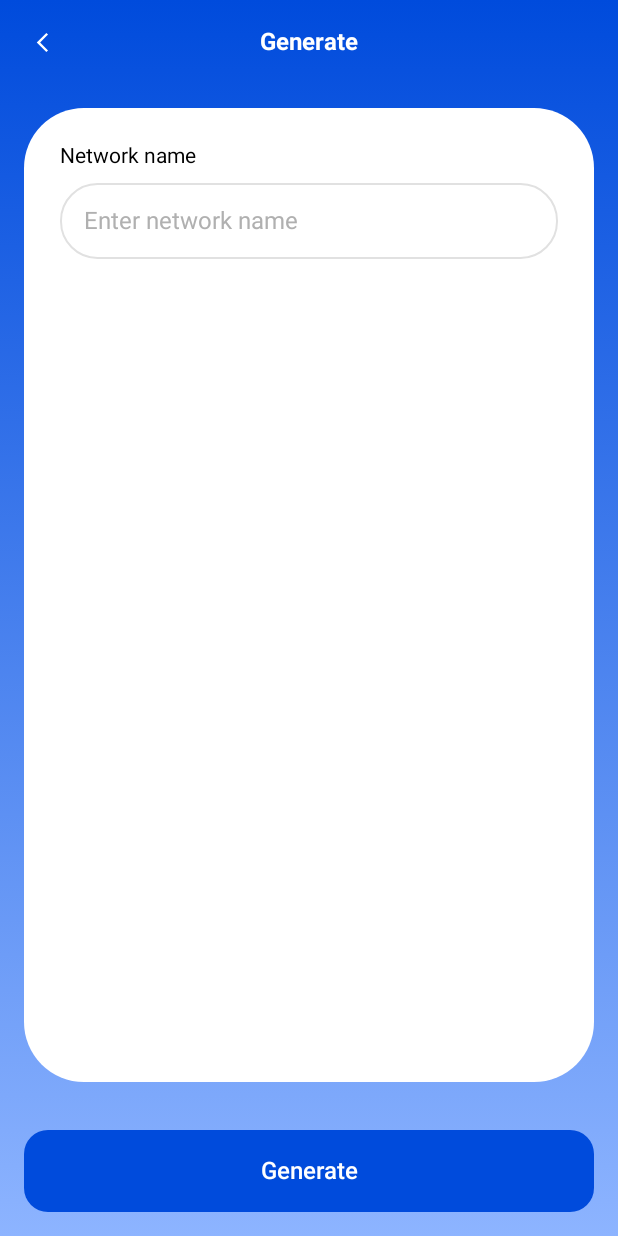
After one commit to Phong-Kaster/Quick-Response-Code, an Android app built with Jetpack Compose: the QrGenerateFragment screen opened through its navigation route, on a phone screen of 412 x 824 dp. The commit adds this screen. Run offline under Robolectric (Android 15) with nearby library versions, the phone set to English and light mode, and no system bars; our stand-ins replace Dagger/Hilt's generated code; libraries missing offline, so code that uses them is left out: androidx.camera.core, androidx.camera.lifecycle, androidx.camera.view, com.google.mlkit.vision; 1 statement that could not run was skipped.

Commit message:
feature: create Generate screen

```diff
--- /dev/null
+++ b/app/src/main/java/com/example/quickresponsecode/data/enums/SecurityLevel.kt
@@ -0,0 +1,12 @@
+package com.example.quickresponsecode.data.enums
+
+import androidx.annotation.StringRes
+import com.example.quickresponsecode.R
+
+enum class SecurityLevel(
+    @StringRes val text: Int,
+){
+    WPAWPA2(text = R.string.wpa_wpa_2),
+    WEP(text = R.string.wep),
+    NONE(text = R.string.none),
+}
--- /dev/null
+++ b/app/src/main/java/com/example/quickresponsecode/ui/fragment/qrgenerate/QrGenerateFragment.kt
@@ -0,0 +1,168 @@
+package com.example.quickresponsecode.ui.fragment.qrgenerate
+
+import androidx.compose.foundation.ExperimentalFoundationApi
+import androidx.compose.foundation.background
+import androidx.compose.foundation.border
+import androidx.compose.foundation.layout.Arrangement
+import androidx.compose.foundation.layout.Column
+import androidx.compose.foundation.layout.Row
+import androidx.compose.foundation.layout.Spacer
+import androidx.compose.foundation.layout.fillMaxSize
+import androidx.compose.foundation.layout.fillMaxWidth
+import androidx.compose.foundation.layout.height
+import androidx.compose.foundation.layout.padding
+import androidx.compose.foundation.shape.RoundedCornerShape
+import androidx.compose.foundation.text.BasicTextField
+import androidx.compose.foundation.text2.input.TextFieldLineLimits
+import androidx.compose.material3.Button
+import androidx.compose.material3.ButtonColors
+import androidx.compose.material3.ButtonDefaults
+import androidx.compose.material3.ButtonElevation
+import androidx.compose.material3.Text
+import androidx.compose.runtime.Composable
+import androidx.compose.ui.Alignment
+import androidx.compose.ui.Modifier
+import androidx.compose.ui.draw.clip
+import androidx.compose.ui.graphics.Brush
+import androidx.compose.ui.graphics.Color
+import androidx.compose.ui.graphics.SolidColor
+import androidx.compose.ui.res.stringResource
+import androidx.compose.ui.text.TextStyle
+import androidx.compose.ui.text.font.FontWeight
+import androidx.compose.ui.tooling.preview.Preview
+import androidx.compose.ui.unit.dp
+import androidx.compose.ui.unit.sp
+import com.example.jetpack.core.CoreFragment
+import com.example.jetpack.core.CoreLayout
+import com.example.quickresponsecode.R
+import com.example.quickresponsecode.ui.component.CoreTopBar2
+import com.example.quickresponsecode.ui.fragment.qrgenerate.state.QrGenerateState
+import dagger.hilt.android.AndroidEntryPoint
+
+@AndroidEntryPoint
+class QrGenerateFragment : CoreFragment() {
+
+    @Composable
+    override fun ComposeView() {
+        super.ComposeView()
+        QrGenerateLayout(
+            qrGenerateState = QrGenerateState()
+        )
+    }
+}
+
+@OptIn(ExperimentalFoundationApi::class)
+@Composable
+fun QrGenerateLayout(
+    qrGenerateState: QrGenerateState,
+    onBack: () -> Unit = {}
+) {
+    CoreLayout(
+        topBar = {
+            CoreTopBar2(
+                text = stringResource(id = R.string.generate),
+                textColor = Color.White,
+                textArrangement = Arrangement.Center,
+                iconLeft = R.drawable.ic_back,
+                iconLeftColor = Color.White,
+                iconLeftColorBackground = Color.Transparent,
+                onLeftClick = onBack,
+                onRightClick = {},
+                iconRight = R.drawable.ic_back,
+                iconRightColor = Color.Transparent,
+                iconRightColorBackground = Color.Transparent,
+            )
+        },
+        bottomBar = {
+            Button(
+                colors = ButtonColors(
+                    containerColor = Color(0xFF004BDC),
+                    contentColor = Color.White,
+                    disabledContainerColor = Color.Gray,
+                    disabledContentColor = Color.White
+                ),
+                shape = RoundedCornerShape(16.dp),
+                modifier = Modifier
+                    .fillMaxWidth()
+                    .padding(16.dp),
+                onClick = { },
+                content = {
+                    Text(
+                        text = stringResource(id = R.string.generate),
+                        style = TextStyle(
+                            color = Color.White,
+                            fontSize = 16.sp,
+                            fontWeight = FontWeight(600)
+                        ),
+                        modifier = Modifier.padding(vertical = 10.dp)
+                    )
+                })
+        },
+        backgroundBrush = Brush.verticalGradient(
+            colors = listOf(
+                Color(0xFF004BDC),
+                Color(0xFF8DB4FF),
+            ),
+        ),
+        content = {
+            Column(
+                modifier = Modifier
+                    .fillMaxSize()
+                    .padding(16.dp)
+                    .clip(shape = RoundedCornerShape(40.dp))
+                    .background(color = Color.White)
+                    .padding(24.dp)
+            ) {
+                Text(
+                    text = stringResource(R.string.network_name),
+                    style = TextStyle(
+                        fontWeight = FontWeight(400),
+                        fontSize = 14.sp
+                    ),
+                    modifier = Modifier
+                )
+                Spacer(modifier = Modifier.height(10.dp))
+                BasicTextField(
+                    value = qrGenerateState.name,
+                    onValueChange = { qrGenerateState.name = it },
+                    cursorBrush = SolidColor(Color.Cyan),
+                    singleLine = true,
+                    /*lineLimits = TextFieldLineLimits.SingleLine,*/
+                    textStyle = TextStyle(
+                        color = Color.Black,
+                        fontSize = 16.sp,
+                        fontWeight = FontWeight(400)
+                    ),
+                    decorationBox = { innerTextField ->
+                        if (qrGenerateState.name.isEmpty()) {
+                            Text(
+                                text = "Enter network name",
+                                style = TextStyle(
+                                    color = Color(0xFFB0B0B0),
+                                    fontSize = 16.sp,
+                                    fontWeight = FontWeight(400)
+                                )
+                            )
+                        }
+                        innerTextField()
+                    },
+                    modifier = Modifier
+                        .fillMaxWidth()
+                        .border(
+                            width = 1.dp,
+                            color = Color(0xFFE1E1E1),
+                            shape = RoundedCornerShape(25.dp)
+                        )
+                        .padding(vertical = 16.dp, horizontal = 16.dp),
+                )
+            }
+        })
+}
+
+@Preview
+@Composable
+private fun PreviewQrGenerate() {
+    QrGenerateLayout(
+        qrGenerateState = QrGenerateState()
+    )
+}
--- /dev/null
+++ b/app/src/main/java/com/example/quickresponsecode/ui/fragment/qrgenerate/state/QrGenerateState.kt
@@ -0,0 +1,17 @@
+package com.example.quickresponsecode.ui.fragment.qrgenerate.state
+
+import androidx.compose.runtime.Stable
+import androidx.compose.runtime.getValue
+import androidx.compose.runtime.mutableLongStateOf
+import androidx.compose.runtime.mutableStateOf
+import androidx.compose.runtime.setValue
+import com.example.quickresponsecode.data.enums.SecurityLevel
+
+@Stable
+class QrGenerateState {
+    var id by mutableLongStateOf(0L)
+    var name: String by mutableStateOf("")
+    var password: String by mutableStateOf("")
+    var securityLevel: SecurityLevel by mutableStateOf(SecurityLevel.WPAWPA2)
+    var isHidden: Boolean by mutableStateOf(false)
+}
--- a/app/src/main/java/com/example/quickresponsecode/ui/fragment/qr/QrReadFragment.kt
+++ b/app/src/main/java/com/example/quickresponsecode/ui/fragment/qrscan/QrReadFragment.kt
@@ -1,4 +1,4 @@
-package com.example.quickresponsecode.ui.fragment.qr
+package com.example.quickresponsecode.ui.fragment.qrscan
 
 import android.app.Activity.RESULT_OK
 import android.content.Context
--- a/app/src/main/java/com/example/quickresponsecode/ui/fragment/qr/QrScanFragment.kt
+++ b/app/src/main/java/com/example/quickresponsecode/ui/fragment/qrscan/QrScanFragment.kt
@@ -1,4 +1,4 @@
-package com.example.quickresponsecode.ui.fragment.qr
+package com.example.quickresponsecode.ui.fragment.qrscan
 
 import android.content.Intent
 import android.os.Bundle
@@ -18,6 +18,7 @@ import androidx.compose.animation.AnimatedVisibility
 import androidx.compose.foundation.BorderStroke
 import androidx.compose.foundation.Image
 import androidx.compose.foundation.background
+import androidx.compose.foundation.clickable
 import androidx.compose.foundation.layout.Arrangement
 import androidx.compose.foundation.layout.Box
 import androidx.compose.foundation.layout.Column
@@ -32,6 +33,8 @@ import androidx.compose.foundation.layout.systemBarsPadding
 import androidx.compose.foundation.layout.width
 import androidx.compose.foundation.shape.CircleShape
 import androidx.compose.foundation.shape.RoundedCornerShape
+import androidx.compose.material.icons.Icons
+import androidx.compose.material.icons.filled.Close
 import androidx.compose.material3.Icon
 import androidx.compose.material3.IconButton
 import androidx.compose.material3.Text
@@ -68,8 +71,8 @@ import com.example.quickresponsecode.configuration.WifiSSID
 import com.example.quickresponsecode.configuration.WifiType
 import com.example.quickresponsecode.data.enums.CameraNavigationButton
 import com.example.quickresponsecode.ui.component.OutlineButton
-import com.example.quickresponsecode.ui.fragment.qr.component.CameraNavigationButtonLayout
-import com.example.quickresponsecode.ui.fragment.qr.component.QrTopbar
+import com.example.quickresponsecode.ui.fragment.qrscan.component.CameraNavigationButtonLayout
+import com.example.quickresponsecode.ui.fragment.qrscan.component.QrTopbar
 import com.example.quickresponsecode.util.AppUtil.getCameraProvider
 import com.example.quickresponsecode.util.NavigationUtil.safeNavigate
 import com.example.quickresponsecode.util.PermissionUtil
@@ -132,11 +135,13 @@ class QrScanFragment : CoreFragment() {
      * for picking photo from gallery
      */
     private fun pickPhotoFromGallery() {
-        val pickImageOnlyRequest = PickVisualMediaRequest(ActivityResultContracts.PickVisualMedia.ImageOnly)
+        val pickImageOnlyRequest =
+            PickVisualMediaRequest(ActivityResultContracts.PickVisualMedia.ImageOnly)
         galleryLauncher.launch(pickImageOnlyRequest)
     }
 
-    private val galleryLauncher = registerForActivityResult(ActivityResultContracts.PickVisualMedia()) { uri ->
+    private val galleryLauncher =
+        registerForActivityResult(ActivityResultContracts.PickVisualMedia()) { uri ->
             run {
                 if (uri == null) return@registerForActivityResult
 
@@ -150,11 +155,16 @@ class QrScanFragment : CoreFragment() {
 
                 viewModel.processPhotoFromGallery(
                     inputImage = inputImage,
-                    gotoNextScreen = { wifiSSID, wifiPassword, wifiType -> gotoNextScreen(wifiSSID = wifiSSID, wifiPassword = wifiPassword, wifiType = wifiType) }
+                    gotoNextScreen = { wifiSSID, wifiPassword, wifiType ->
+                        gotoNextScreen(
+                            wifiSSID = wifiSSID,
+                            wifiPassword = wifiPassword,
+                            wifiType = wifiType
+                        )
+                    }
                 )
             }
         }
-
 
 
     private fun gotoNextScreen(wifiSSID: WifiSSID, wifiPassword: WifiPassword, wifiType: WifiType) {
@@ -192,13 +202,12 @@ class QrScanFragment : CoreFragment() {
 
                 when (navigationButton) {
                     CameraNavigationButton.Scan -> {}
-                    CameraNavigationButton.Generate -> showToast("Generate")
+                    CameraNavigationButton.Generate -> safeNavigate(R.id.toQrGenerate)
                     CameraNavigationButton.Import -> pickPhotoFromGallery()
                 }
             },
             onReturnImageProxy = { imageProxy: ImageProxy ->
-                viewModel
-                    .processPhoto(
+                viewModel.processPhoto(
                         imageProxy = imageProxy,
                         gotoNextScreen = { wifiSSID, wifiPassword, wifiType -> gotoNextScreen(wifiSSID = wifiSSID, wifiPassword = wifiPassword, wifiType = wifiType) }
                     )
@@ -207,7 +216,8 @@ class QrScanFragment : CoreFragment() {
                 val intent = Intent(Settings.ACTION_WIFI_SETTINGS)
                 settingLauncher.launch(intent)
             },
-            onOpenHistory = { showToast("History") }
+            onOpenHistory = { showToast("History") },
+            onCloseToast = { viewModel.closeToast() }
         )
     }
 }
@@ -223,6 +233,7 @@ fun HomeLayout(
     onOpenWifiSettings: () -> Unit = {},
 
     onOpenHistory: () -> Unit = {},
+    onCloseToast: () -> Unit = {}
 ) {
     val lifecycleOwner = LocalLifecycleOwner.current
     val context = LocalContext.current
@@ -368,17 +379,17 @@ fun HomeLayout(
                                     overflow = TextOverflow.Ellipsis,
                                     modifier = Modifier.weight(0.7F)
                                 )
-                                /*OutlineButton(
-                                    text = "Connect",
-                                    textColor = Color(0xFFF1B94D),
-                                    borderStroke = BorderStroke(
-                                        width = 1.dp,
-                                        color = Color(0xFFF1B94D)
-                                    ),
-                                    paddingVertical = 10.dp,
-                                    paddingHorizontal = 10.dp,
-                                    onClick = {}
-                                )*/
+
+
+
+                                Icon(
+                                    imageVector = Icons.Default.Close,
+                                    contentDescription = null,
+                                    tint = Color.DarkGray,
+                                    modifier = Modifier
+                                        .clip(shape = CircleShape)
+                                        .clickable { onCloseToast() }
+                                )
                             }
                         }
                     )
--- a/app/src/main/java/com/example/quickresponsecode/ui/fragment/qr/QrViewModel.kt
+++ b/app/src/main/java/com/example/quickresponsecode/ui/fragment/qrscan/QrViewModel.kt
@@ -1,6 +1,5 @@
-package com.example.quickresponsecode.ui.fragment.qr
+package com.example.quickresponsecode.ui.fragment.qrscan
 
-import android.net.Uri
 import android.util.Log
 import androidx.camera.core.ImageProxy
 import androidx.lifecycle.ViewModel
@@ -168,4 +167,7 @@ constructor(
             }
     }
 
+    fun closeToast(){
+        _showToast.value = false
+    }
 }
--- a/app/src/main/java/com/example/quickresponsecode/ui/fragment/qr/component/CameraNavigationButtonLayout.kt
+++ b/app/src/main/java/com/example/quickresponsecode/ui/fragment/qrscan/component/CameraNavigationButtonLayout.kt
@@ -1,4 +1,4 @@
-package com.example.quickresponsecode.ui.fragment.qr.component
+package com.example.quickresponsecode.ui.fragment.qrscan.component
 
 import androidx.annotation.DrawableRes
 import androidx.annotation.StringRes
--- a/app/src/main/java/com/example/quickresponsecode/ui/fragment/qr/component/QrTopbar.kt
+++ b/app/src/main/java/com/example/quickresponsecode/ui/fragment/qrscan/component/QrTopbar.kt
@@ -1,4 +1,4 @@
-package com.example.quickresponsecode.ui.fragment.qr.component
+package com.example.quickresponsecode.ui.fragment.qrscan.component
 
 import androidx.compose.foundation.background
 import androidx.compose.foundation.layout.Arrangement
@@ -12,7 +12,6 @@ import androidx.compose.foundation.shape.CircleShape
 import androidx.compose.material3.Icon
 import androidx.compose.material3.IconButton
 import androidx.compose.runtime.Composable
-import androidx.compose.ui.BiasAlignment
 import androidx.compose.ui.Modifier
 import androidx.compose.ui.draw.clip
 import androidx.compose.ui.graphics.Color
--- a/app/src/main/res/drawable/ic_quick_response_code.xml
+++ b/app/src/main/res/drawable/ic_quick_response_code.xml
@@ -1,7 +1,7 @@
 <vector xmlns:android="http://schemas.android.com/apk/res/android"
     android:width="24dp"
     android:height="24dp"
-    android:tint="#FFFFFF"
+    android:tint="#004BDC"
     android:viewportWidth="24"
     android:viewportHeight="24">
 
--- a/app/src/main/res/navigation/navigation_graph.xml
+++ b/app/src/main/res/navigation/navigation_graph.xml
@@ -6,11 +6,16 @@
 
     <fragment
         android:id="@+id/qrScanFragment"
-        android:name="com.example.quickresponsecode.ui.fragment.qr.QrScanFragment" />
+        android:name="com.example.quickresponsecode.ui.fragment.qrscan.QrScanFragment" />
 
     <fragment
         android:id="@+id/qrReadFragment"
-        android:name="com.example.quickresponsecode.ui.fragment.qr.QrReadFragment" />
+        android:name="com.example.quickresponsecode.ui.fragment.qrscan.QrReadFragment" />
+
+    <fragment
+        android:id="@+id/qrGenerateFragment"
+        android:name="com.example.quickresponsecode.ui.fragment.qrgenerate.QrGenerateFragment" />
+
 
     <action
         android:id="@+id/toQrRead"
@@ -21,4 +26,13 @@
         app:popExitAnim="@anim/exit_slide_out_right"
         app:popUpToInclusive="true" />
 
+    <action
+        android:id="@+id/toQrGenerate"
+        app:destination="@id/qrGenerateFragment"
+        app:enterAnim="@anim/enter_slide_in_right"
+        app:exitAnim="@anim/exit_slide_out_left"
+        app:popEnterAnim="@anim/enter_slide_in_left"
+        app:popExitAnim="@anim/exit_slide_out_right"
+        app:popUpToInclusive="true" />
+
 </navigation>
--- a/app/src/main/res/values/strings.xml
+++ b/app/src/main/res/values/strings.xml
@@ -20,4 +20,8 @@
     <string name="password">Password</string>
     <string name="share_with_my_community">Share with my community</string>
     <string name="please_connect_wifi_manually">Please, connect Wifi manually</string>
+    <string name="network_name">Network name</string>
+    <string name="wpa_wpa_2" translatable="false">WPA/WPA2</string>
+    <string name="wep" translatable="false">WEP</string>
+    <string name="none">None</string>
 </resources>
```
